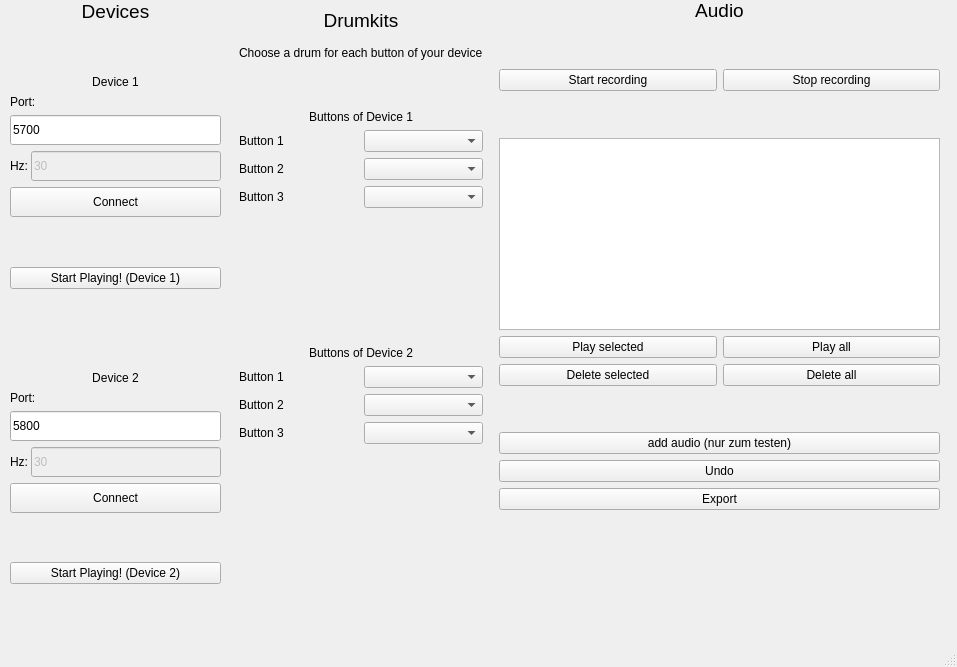
Before: the Qt Designer form final_files/user_interface.ui in michischmidt/itt-final-project, drawn with Qt 5.
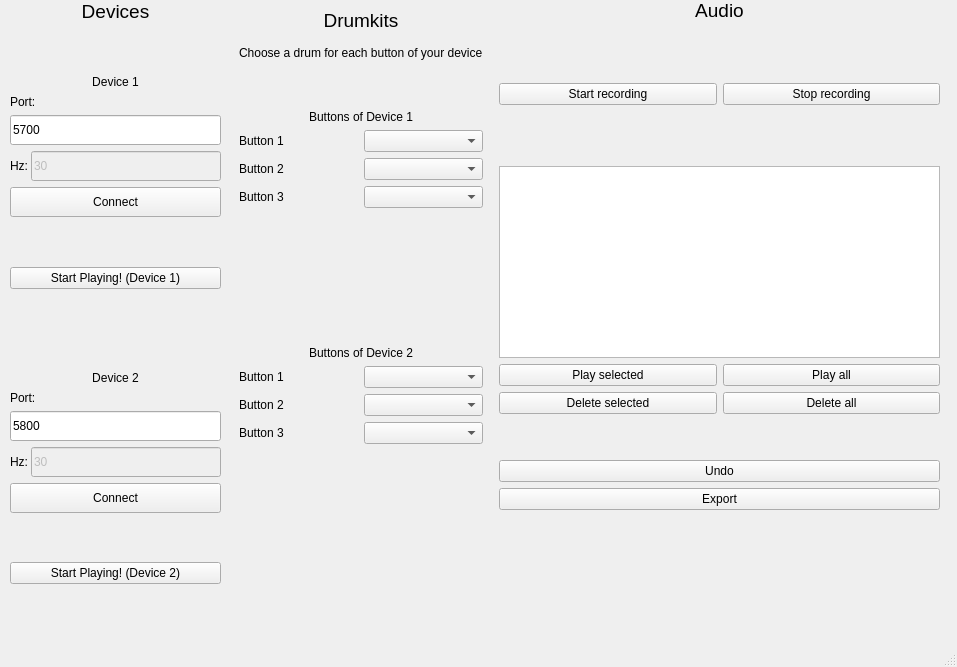
After: the same form once the commit is applied.

```diff
--- a/final_files/user_interface.ui
+++ b/final_files/user_interface.ui
@@ -647,13 +647,6 @@
            </property>
           </spacer>
          </item>
-         <item>
-          <widget class="QPushButton" name="btn_add_audio">
-           <property name="text">
-            <string>add audio (nur zum testen)</string>
-           </property>
-          </widget>
-         </item>
          <item>
           <widget class="QPushButton" name="btn_undo">
            <property name="text">
```
